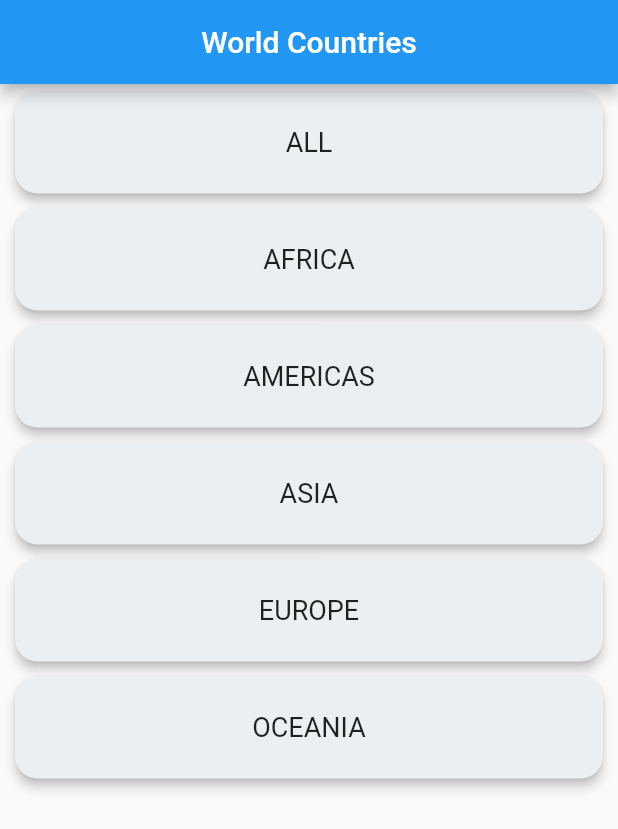
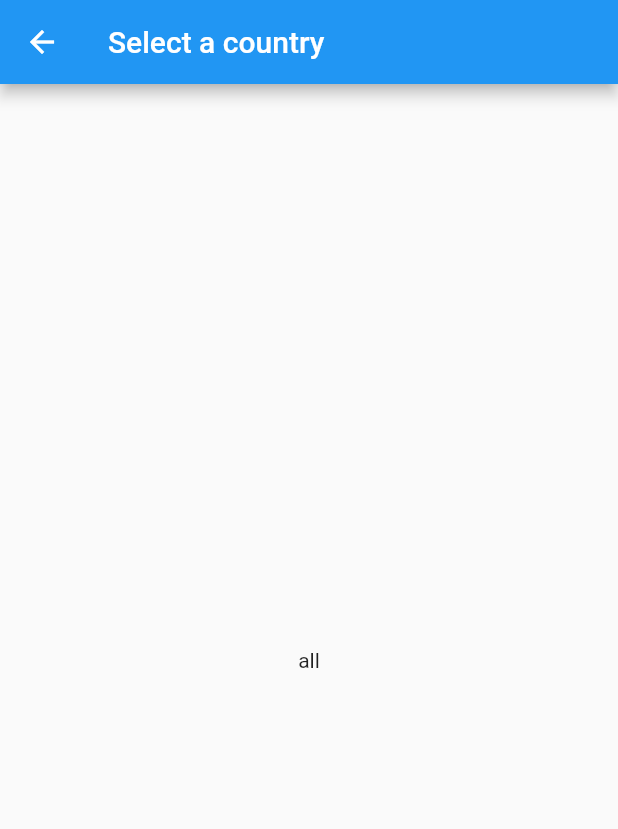
Before and after one commit to casa98/World-Countries, a Flutter app: the screen it shows after launch, after a tap on "ALL", on a phone screen of 412 x 824 dp. Shown: the top 829 px of the screen. Run offline on Flutter 3.47's test engine with Material 2 defaults, Android fonts, the phone set to English and light mode, and no system bars.

Commit message:
Send continent param to second screen

```diff
--- /dev/null
+++ b/lib/ui/countries.dart
@@ -0,0 +1,31 @@
+import 'package:flutter/material.dart';
+
+class Countries extends StatefulWidget {
+  final String continent;
+  Countries(this.continent);
+
+  @override
+  _CountriesState createState() => _CountriesState();
+}
+
+class _CountriesState extends State<Countries> {
+  @override
+  void initState() {
+    // Call API here to fetch countries by continent
+    super.initState();
+  }
+
+  @override
+  Widget build(BuildContext context) {
+    return Scaffold(
+      appBar: AppBar(
+        title: Text('Select a country'),
+      ),
+      body: Container(
+        child: Center(
+          child: Text(widget.continent),
+        ),
+      ),
+    );
+  }
+}
--- a/lib/ui/home_page.dart
+++ b/lib/ui/home_page.dart
@@ -1,4 +1,5 @@
 import 'package:flutter/material.dart';
+import 'package:world_countries/ui/countries.dart';
 
 class HomePage extends StatefulWidget {
   @override
@@ -6,7 +7,7 @@ class HomePage extends StatefulWidget {
 }
 
 class _HomePageState extends State<HomePage> {
-  List regions = ['ALL', 'AFRICA', 'AMERICAS', 'ASIA', 'EUROPE', 'OCEANIA'];
+  List regions = ['all', 'africa', 'americas', 'asia', 'europe', 'oceania'];
 
   @override
   Widget build(BuildContext context) {
@@ -20,7 +21,7 @@ class _HomePageState extends State<HomePage> {
 
   Widget getCard(index) {
     return Card(
-      margin: EdgeInsets.fromLTRB(10.0, 5.0, 10.0, 5.0),
+      margin: EdgeInsets.fromLTRB(10.0, 10.0, 10.0, 0.0),
       elevation: 3,
       color: Colors.blueGrey[50],
       shape: RoundedRectangleBorder(
@@ -32,7 +33,7 @@ class _HomePageState extends State<HomePage> {
           width: double.infinity,
           child: Center(
             child: Text(
-              regions[index],
+              regions[index].toString().toUpperCase(),
               style: TextStyle(
                 fontSize: 18.0,
               ),
@@ -41,6 +42,12 @@ class _HomePageState extends State<HomePage> {
         ),
         onTap: () {
           print("You tapped: ${regions[index]}");
+          Navigator.push(
+            context,
+            MaterialPageRoute(
+              builder: (context) => Countries(regions[index]),
+            ),
+          );
         },
       ),
     );
```
